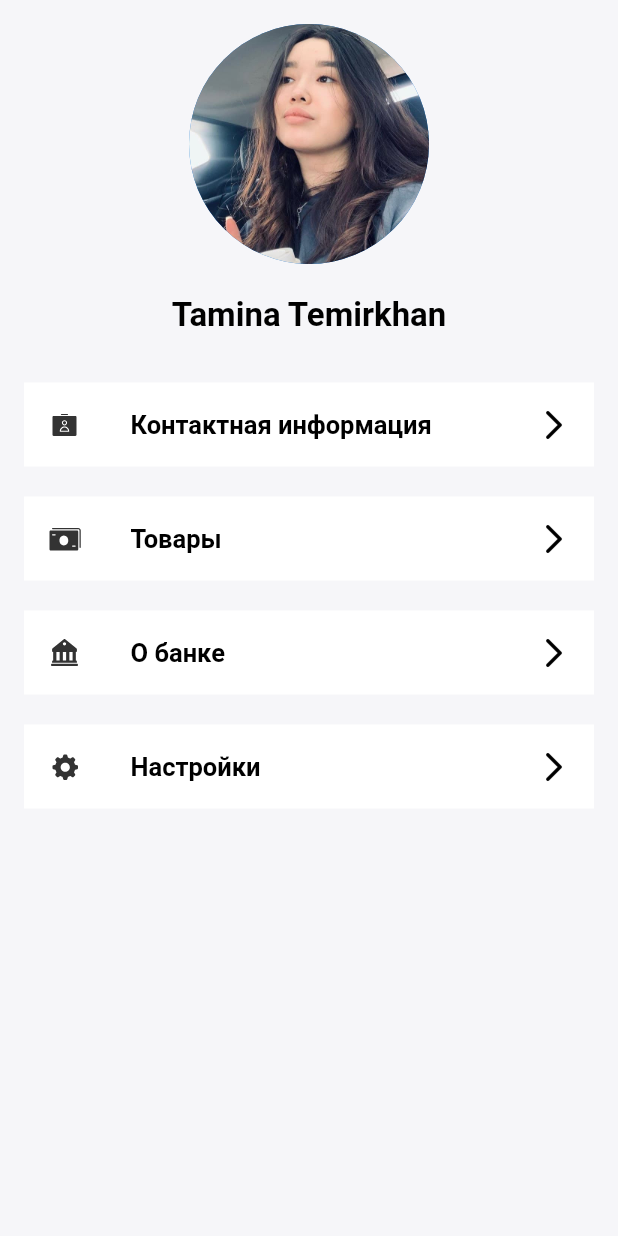
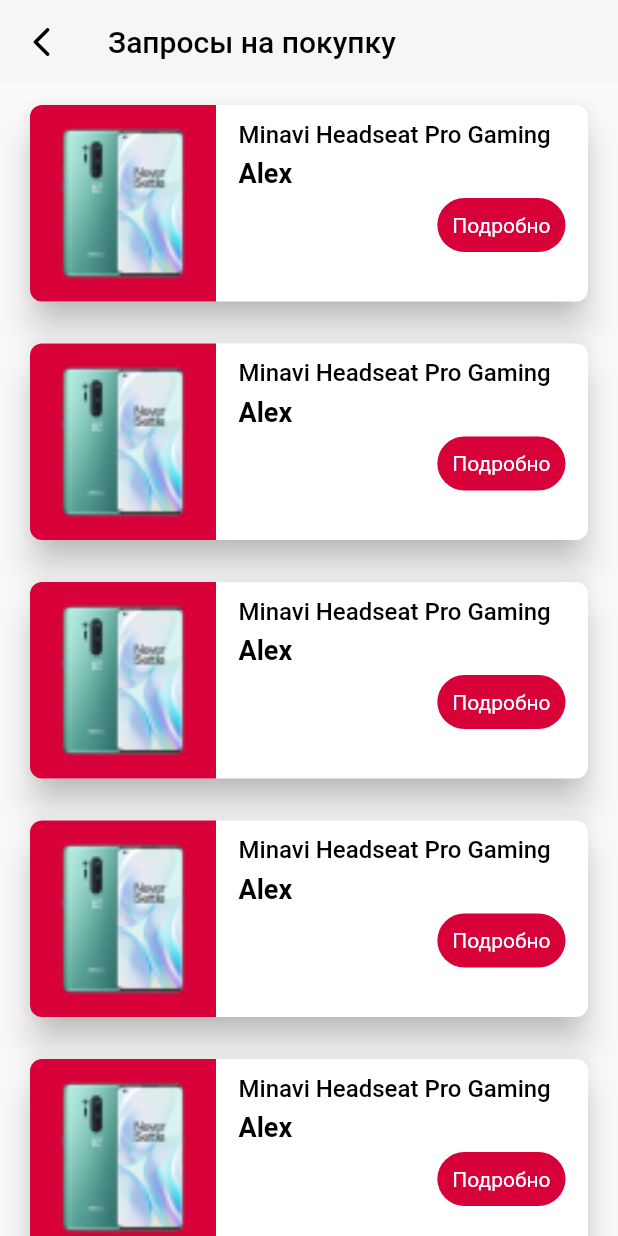
Before and after one commit to aitinsan/tidi_business, a Flutter app: the ProfileScreen screen opened directly, after a tap on "Товары", on a phone screen of 412 x 824 dp. Run offline on Flutter 3.47's test engine with Material 2 defaults, Android fonts, the phone set to English and light mode, and no system bars; our stand-ins replace flutter_svg; missing offline and left inert: flutter_barcode_scanner.

Commit message:
список товаров

```diff
--- a/lib/ui/bottomBusinessNavigation.dart
+++ b/lib/ui/bottomBusinessNavigation.dart
@@ -47,6 +47,7 @@ class _HomeBusinessState extends State<HomeBusiness> {
   @override
   Widget build(BuildContext context) {
     return Scaffold(
+      resizeToAvoidBottomInset: false,
       body: currentScreen,
       floatingActionButton: FloatingActionButton(
         backgroundColor: HomeBankColor.red,
--- /dev/null
+++ b/lib/ui/products/products.screen.dart
@@ -0,0 +1,144 @@
+import 'package:flutter/material.dart';
+import 'package:tidi_business/ui/style/colors.dart';
+
+class ProductsScreen extends StatefulWidget {
+  const ProductsScreen({Key key}) : super(key: key);
+
+  @override
+  _ProductsScreenState createState() => _ProductsScreenState();
+}
+
+class _ProductsScreenState extends State<ProductsScreen> {
+  @override
+  Widget build(BuildContext context) {
+    return Scaffold(
+      appBar: AppBar(
+        elevation: 0,
+        backgroundColor: HomeBankColor.lightest_grey,
+        title: Text(
+          "Запросы на покупку",
+          style: TextStyle(
+            color: HomeBankColor.black,
+          ),
+        ),
+        leading: GestureDetector(
+            onTap: () {
+              Navigator.pop(context);
+            },
+            child: Icon(
+              Icons.arrow_back_ios_rounded,
+              color: HomeBankColor.black,
+            )),
+      ),
+      body: ListView.builder(
+          itemCount: 5,
+          itemBuilder: (context, index) {
+            return buildProductCard(
+              image: "assets/image/im_product.png",
+              title: "Minavi Headseat Pro Gaming",
+              name: "Alex",
+              stars: index + 1,
+            );
+          }),
+    );
+  }
+
+  Widget buildProductCard({String image, String title, String name, int stars}) {
+    return Padding(
+      padding: EdgeInsets.only(top: 10, left: 16, right: 16, bottom: 10),
+      child: Card(
+        shape: RoundedRectangleBorder(
+          borderRadius: BorderRadius.circular(8.0),
+        ),
+        elevation: 10,
+        shadowColor: HomeBankColor.black,
+        color: HomeBankColor.white,
+        child: Container(
+          height: 131,
+          child: Row(
+            children: [
+              Flexible(
+                flex: 3,
+                child: Container(
+                  decoration: BoxDecoration(
+                      color: HomeBankColor.red,
+                      borderRadius: BorderRadius.only(
+                          bottomLeft: Radius.circular(8), topLeft: Radius.circular(8))),
+                  height: 131,
+                  child: Image.asset(
+                    image,
+                    fit: BoxFit.contain,
+                  ),
+                ),
+              ),
+              Flexible(
+                flex: 6,
+                child: Padding(
+                  padding: const EdgeInsets.symmetric(horizontal: 15, vertical: 10),
+                  child: Column(
+                    crossAxisAlignment: CrossAxisAlignment.start,
+                    children: [
+                      Text(
+                        title,
+                        style: TextStyle(
+                          fontSize: 16,
+                          fontWeight: FontWeight.w500,
+                          color: HomeBankColor.black,
+                        ),
+                      ),
+                      SizedBox(
+                        height: 6,
+                      ),
+                      Text(
+                        name,
+                        style: TextStyle(
+                          fontSize: 18,
+                          fontWeight: FontWeight.w700,
+                          color: HomeBankColor.black,
+                        ),
+                      ),
+                      SizedBox(
+                        height: 6,
+                      ),
+                      Container(
+                        height: 36,
+                        child: Row(
+                          mainAxisAlignment: MainAxisAlignment.end,
+                          children: [
+                            InkWell(
+                              radius: 32,
+                              child: DecoratedBox(
+                                decoration: BoxDecoration(
+                                  color: HomeBankColor.red,
+                                  borderRadius: BorderRadius.all(Radius.circular(32)),
+                                ),
+                                child: Container(
+                                  padding: EdgeInsets.symmetric(horizontal: 10, vertical: 10),
+                                  child: Center(
+                                    child: Text(
+                                      "Подробно",
+                                      style: TextStyle(
+                                        color: HomeBankColor.white,
+                                        fontSize: 14,
+                                        fontWeight: FontWeight.w400,
+                                      ),
+                                    ),
+                                  ),
+                                ),
+                              ),
+                              onTap: () {},
+                            )
+                          ],
+                        ),
+                      )
+                    ],
+                  ),
+                ),
+              ),
+            ],
+          ),
+        ),
+      ),
+    );
+  }
+}
--- a/lib/ui/profile/profile.screen.dart
+++ b/lib/ui/profile/profile.screen.dart
@@ -1,5 +1,6 @@
 import 'package:flutter/material.dart';
 import 'package:flutter_svg/flutter_svg.dart';
+import 'package:tidi_business/ui/products/products.screen.dart';
 
 import '../style/colors.dart';
 
@@ -56,7 +57,12 @@ class _ProfileScreenState extends State<ProfileScreen> {
                       title: "Контактная информация",
                       onClick: () {}),
                   buildRequestTablet(
-                      icon: "assets/icon/ic_funding.svg", title: "Товары", onClick: () {}),
+                      icon: "assets/icon/ic_funding.svg",
+                      title: "Товары",
+                      onClick: () {
+                        Navigator.push(
+                            context, MaterialPageRoute(builder: (context) => ProductsScreen()));
+                      }),
                   buildRequestTablet(
                       icon: "assets/icon/ic_bank.svg", title: "О банке", onClick: () {}),
                   buildRequestTablet(
```
